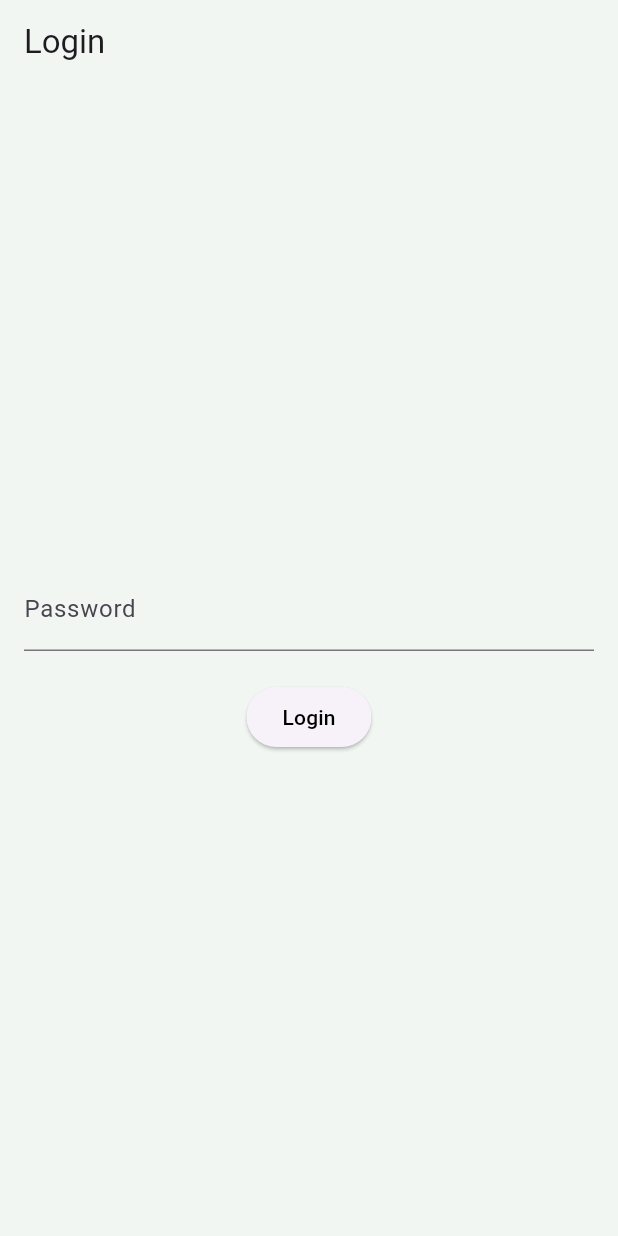
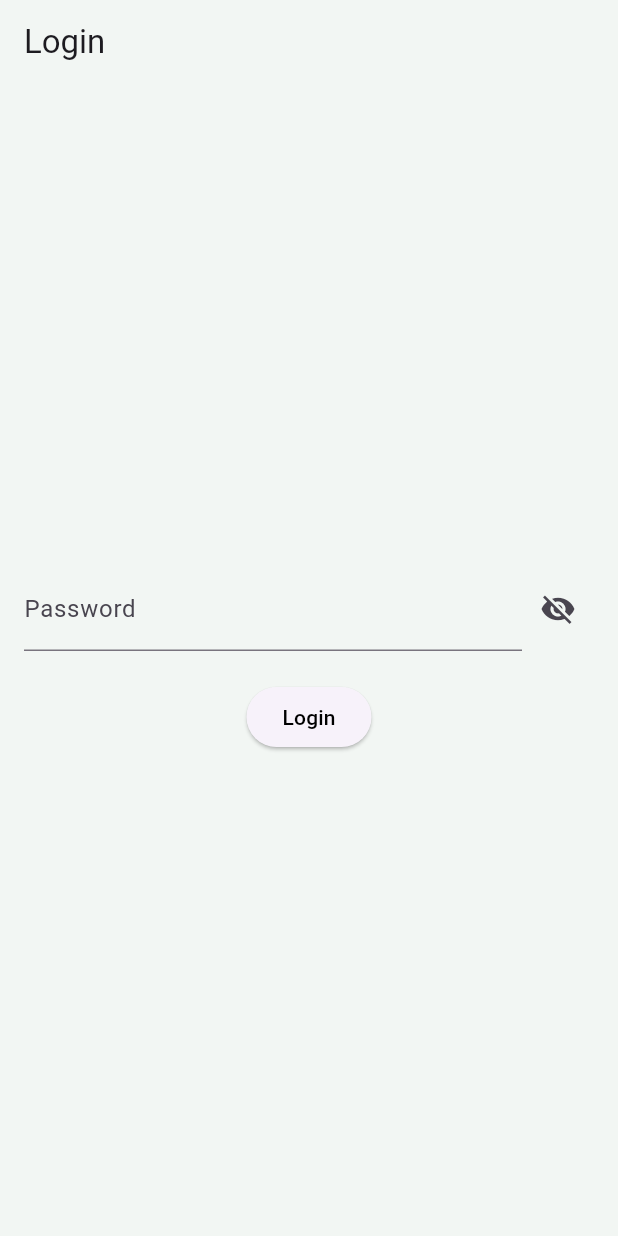
Before and after one commit to sgruhier/calculator_workshop, a Flutter app: the LoginScreen screen opened by its route, on a phone screen of 412 x 824 dp. Run offline on Flutter 3.47's test engine with Material 3 defaults, Android fonts, the phone set to English and light mode, and no system bars; our stand-ins replace go_router, math_expressions.

Commit message:
add toggle visibility

```diff
--- a/lib/login.dart
+++ b/lib/login.dart
@@ -12,6 +12,14 @@ class LoginScreen extends StatefulWidget {
 class _LoginScreenState extends State<LoginScreen> {
   final TextEditingController _passwordController = TextEditingController();
 
+  bool _isPasswordVisible = false;
+
+  void toggleVisibily() {
+    setState(() {
+      _isPasswordVisible = !_isPasswordVisible;
+    });
+  }
+
   void _login() {
     if (authService.login(_passwordController.text)) {
       context.replaceNamed('settings');
@@ -19,6 +27,7 @@ class _LoginScreenState extends State<LoginScreen> {
       ScaffoldMessenger.of(context).showSnackBar(
         const SnackBar(content: Text('Incorrect password')),
       );
+      // Future.delayed(const Duration(seconds: 1),  () => context.pop());
     }
   }
 
@@ -31,10 +40,20 @@ class _LoginScreenState extends State<LoginScreen> {
         child: Column(
           mainAxisAlignment: MainAxisAlignment.center,
           children: <Widget>[
-            TextField(
-              controller: _passwordController,
-              decoration: const InputDecoration(labelText: 'Password'),
-              obscureText: true,
+            Row(
+              children: [
+                Expanded(
+                  child: TextField(
+                    controller: _passwordController,
+                    decoration: const InputDecoration(labelText: 'Password'),
+                    obscureText: !_isPasswordVisible,
+                  ),
+                ),
+                IconButton(
+                  onPressed: toggleVisibily,
+                  icon: _isPasswordVisible ? const Icon(Icons.visibility) : const Icon(Icons.visibility_off),
+                ),
+              ],
             ),
             const SizedBox(height: 20),
             ElevatedButton(
```
